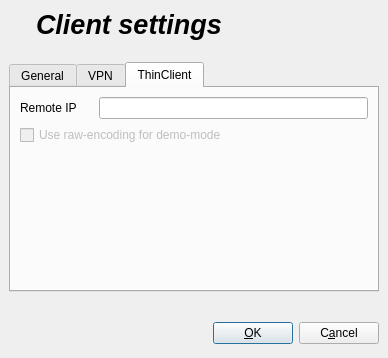
Above: ima/dialogs/client_settings.ui from veyon/veyon before the change. Below: the same form after it.
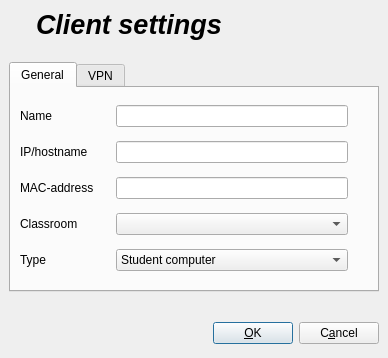
That is the form after the change. The open tabs and pages were chosen to show the change. Icons and pictures are not drawn.

Commit message: removed remoteIP-property as it's useless in current implementation

The edit to the form file:
```diff
--- a/ima/dialogs/client_settings.ui
+++ b/ima/dialogs/client_settings.ui
@@ -472,81 +472,6 @@
        </item>
       </layout>
      </widget>
-     <widget class="QWidget" name="tab_3" >
-      <attribute name="title" >
-       <string>ThinClient</string>
-      </attribute>
-      <attribute name="icon" >
-       <iconset resource="../italc.qrc" >:/resources/thinclient.png</iconset>
-      </attribute>
-      <layout class="QVBoxLayout" >
-       <property name="margin" >
-        <number>9</number>
-       </property>
-       <property name="spacing" >
-        <number>6</number>
-       </property>
-       <item>
-        <layout class="QHBoxLayout" >
-         <property name="margin" >
-          <number>0</number>
-         </property>
-         <property name="spacing" >
-          <number>6</number>
-         </property>
-         <item>
-          <widget class="QLabel" name="label_8" >
-           <property name="text" >
-            <string>Remote IP</string>
-           </property>
-          </widget>
-         </item>
-         <item>
-          <spacer>
-           <property name="orientation" >
-            <enum>Qt::Horizontal</enum>
-           </property>
-           <property name="sizeType" >
-            <enum>QSizePolicy::Fixed</enum>
-           </property>
-           <property name="sizeHint" >
-            <size>
-             <width>16</width>
-             <height>21</height>
-            </size>
-           </property>
-          </spacer>
-         </item>
-         <item>
-          <widget class="QLineEdit" name="remoteIPEdit" />
-         </item>
-        </layout>
-       </item>
-       <item>
-        <widget class="QCheckBox" name="rawEncodingForDemo" >
-         <property name="enabled" >
-          <bool>false</bool>
-         </property>
-         <property name="text" >
-          <string>Use raw-encoding for demo-mode</string>
-         </property>
-        </widget>
-       </item>
-       <item>
-        <spacer>
-         <property name="orientation" >
-          <enum>Qt::Vertical</enum>
-         </property>
-         <property name="sizeHint" >
-          <size>
-           <width>20</width>
-           <height>40</height>
-          </size>
-         </property>
-        </spacer>
-       </item>
-      </layout>
-     </widget>
     </widget>
    </item>
    <item>
```
Left out of the diff: 2 changed lines with no effect on the pictures. The commit also changes 5 other files.
